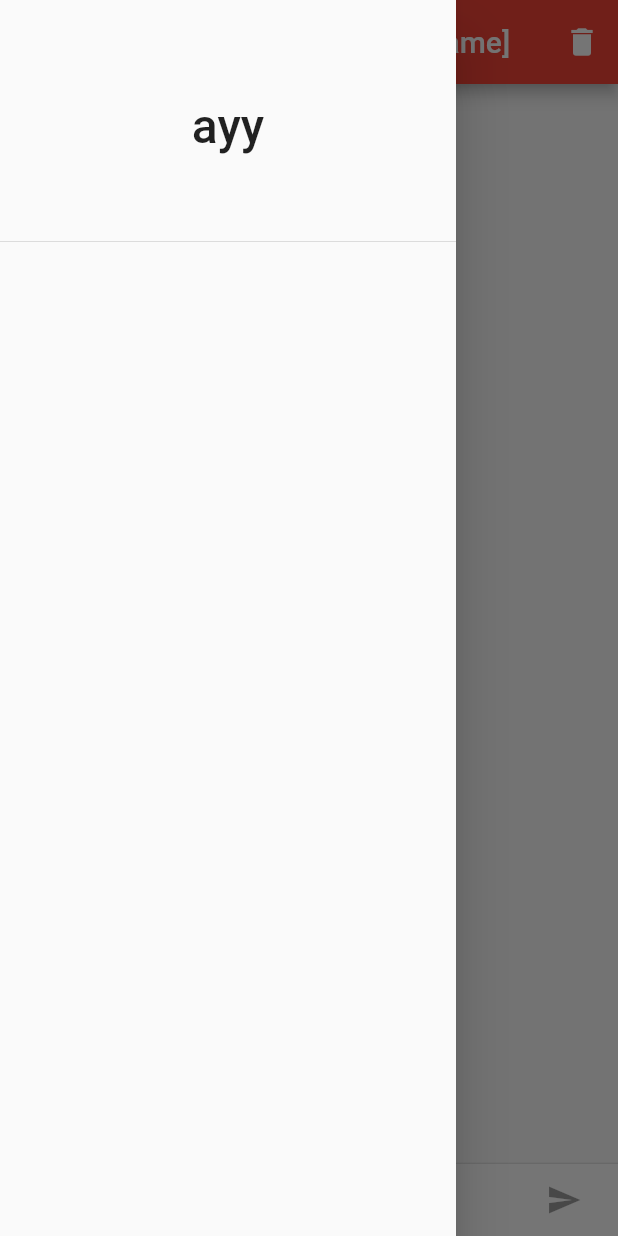
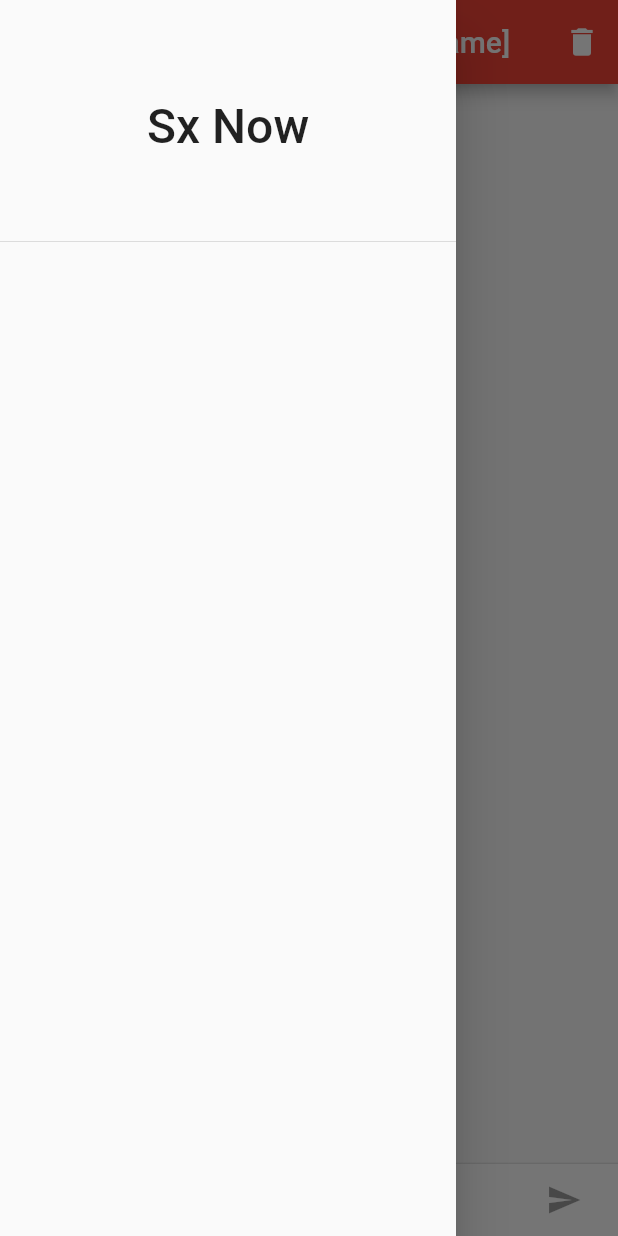
Before and after one commit to Elry/flutter-staticChat, a Flutter app: the screen it shows after launch, with the side drawer open, on a phone screen of 412 x 824 dp. Run offline on Flutter 3.47's test engine with Material 2 defaults, Android fonts, the phone set to English and light mode, and no system bars.

Commit message:
Proper menu message and unused variable removed.

```diff
--- a/lib/main.dart
+++ b/lib/main.dart
@@ -15,8 +15,6 @@ final ThemeData kDefaultTheme = ThemeData(
   primarySwatch: Colors.grey,
   primaryColorBrightness: Brightness.dark
 );
-
-// String _name = 'Nemo';
 
 class Chater extends StatelessWidget {
   @override
@@ -98,7 +96,7 @@ class _ChatScreenState extends State<ChatScreen> with TickerProviderStateMixin {
               child: Center(
                 child: Container(
                   child: Text(
-                    'ayy',
+                    'Sx Now',
                     style: TextStyle(fontSize: 32),
                   ),
                 ),
```
